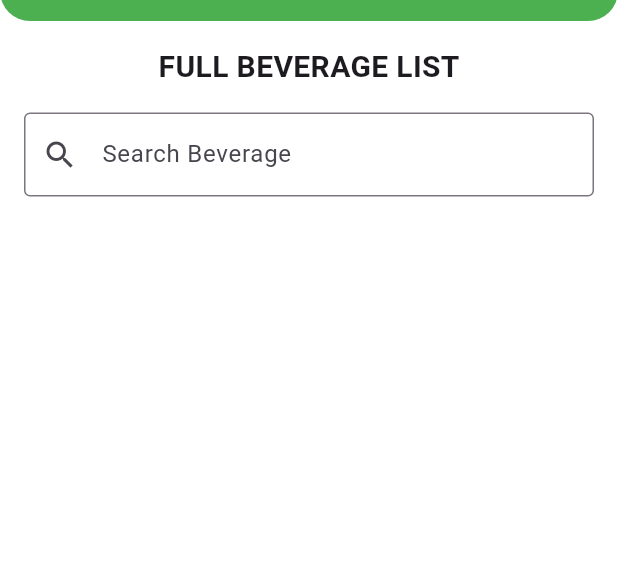
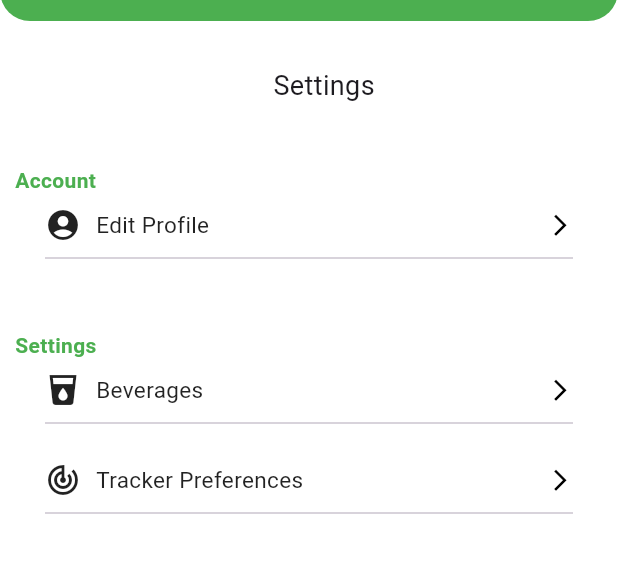
Before and after one commit to Axedd/TrackVerse, a Flutter app: the SettingsPage screen opened directly, on a phone screen of 412 x 824 dp, the part 63-636 px from its top. Run offline on Flutter 3.47's test engine with Material 3 defaults, Android fonts, the phone set to English and light mode, and no system bars; our stand-ins replace flutter_dotenv, supabase_flutter; accounts and stored records are empty; network calls fail.

Commit message:
Added Settings For Tracking Element

```diff
--- a/lib/main.dart
+++ b/lib/main.dart
@@ -256,6 +256,7 @@ class _HomeScreenState extends State<HomeScreen> {
                 selectedBeverage: selectedBeverage,
                 selectedQuantity: selectedQuantity,
                 imageUrl: image_url,
+                isChangeAble: false
               ),
             ],
           ),
--- a/lib/pages/settings_page.dart
+++ b/lib/pages/settings_page.dart
@@ -1,8 +1,5 @@
+import 'package:app/pages/settingsPages/beverage_setting_page.dart';
 import 'package:flutter/material.dart';
-import 'package:provider/provider.dart';
-import 'package:app/api/service_db_beverage.dart';
-import 'package:app/widgets/card_widget.dart';
-
 class SettingsPage extends StatefulWidget {
   const SettingsPage({super.key});
 
@@ -11,24 +8,14 @@ class SettingsPage extends StatefulWidget {
 }
 
 class _SettingsPageState extends State<SettingsPage> {
-  late List<Map<dynamic, dynamic>> beverageList;
-  String searchQuery = '';
 
   @override
   void initState() {
     super.initState();
-    // Fetch the data from the provider
-    beverageList = Provider.of<ServiceDB>(context, listen: false).dataList;
   }
 
   @override
   Widget build(BuildContext context) {
-    // Filter the beverage list based on the search query
-    final filteredBeverageList = beverageList.where((beverage) {
-      final type = beverage['type'].toLowerCase();
-      return type.contains(searchQuery.toLowerCase());
-    }).toList();
-
     return Scaffold(
       appBar: AppBar(
         title: Text(
@@ -40,46 +27,76 @@ class _SettingsPageState extends State<SettingsPage> {
           borderRadius: BorderRadius.vertical(bottom: Radius.circular(20)),
         ),
       ),
-      body: Column(
-        children: [
-          Padding(
-            padding: const EdgeInsets.all(16.0),
-            child: Text(
-              "FULL BEVERAGE LIST",
-              style: TextStyle(fontSize: 20, fontWeight: FontWeight.bold),
+      body: Container(
+        padding: const EdgeInsets.all(10),
+        child: ListView(
+          children: [
+            SizedBox(
+              height: 20,
             ),
-          ),
-          Padding(
-            padding: const EdgeInsets.symmetric(horizontal: 16.0),
-            child: TextFormField(
-              decoration: InputDecoration(
-                labelText: 'Search Beverage',
-                border: OutlineInputBorder(),
-                prefixIcon: Icon(Icons.search),
-              ),
-              onChanged: (value) {
-                setState(() {
-                  searchQuery = value;
-                });
-              },
+            Row(
+              mainAxisAlignment: MainAxisAlignment.center,
+              children: [
+                SizedBox(
+                  width: 20,
+                ),
+                Text(
+                  "Settings",
+                  style: TextStyle(fontSize: 18),
+                ),
+              ],
             ),
-          ),
-          SizedBox(height: 16), // Space between the search field and the list
-          Expanded(
-            child: ListView.builder(
-              itemCount: filteredBeverageList.length,
-              itemBuilder: (context, index) {
-                final beverage = filteredBeverageList[index];
-                return BeverageCard(
-                  selectedBeverage: beverage['type'],
-                  selectedQuantity: beverage['quantity'],
-                  imageUrl: beverage['image_url'] ?? '',
-                );
-              },
+            SizedBox(
+              height: 40,
             ),
-          ),
-        ],
+            Text("Account", style: TextStyle(color: Colors.green, fontWeight: FontWeight.w600),),
+            buildAccountOption(context, "Edit Profile", Icon(Icons.account_circle_rounded), BeverageSettingPage()),
+            SizedBox(height: 30,),
+            Text("Settings", style: TextStyle(color: Colors.green, fontWeight: FontWeight.w600),),
+            buildAccountOption(context, "Beverages", Icon(Icons.local_drink), BeverageSettingPage()),
+            buildAccountOption(context, "Tracker Preferences", Icon(Icons.track_changes), BeverageSettingPage())
+          ],
+        ),
       ),
     );
   }
 }
+
+GestureDetector buildAccountOption(
+    BuildContext context, String title, Icon icon, Widget targetPage) {
+  return GestureDetector(
+    onTap: () => {
+      Navigator.push(context, MaterialPageRoute(builder: (context) => targetPage))
+    },
+    child: Padding(
+      padding: EdgeInsets.symmetric(vertical: 8, horizontal: 20),
+      child: Column(children: [
+        Row(
+        mainAxisAlignment: MainAxisAlignment.spaceBetween,
+        children: [
+          Row(
+            children: [
+              icon,
+              SizedBox(width: 10,),
+              Text(
+                title,
+                style: TextStyle(
+                  fontSize: 15,
+                  fontWeight: FontWeight.w400,
+                  color: Colors.black87,
+                ),
+              ),
+            ],
+          ),
+          Icon(
+            Icons.arrow_forward_ios,
+            color: Colors.black,
+            size: 17,
+          ),
+        ],
+      ),
+      Divider(height: 20, thickness: 1,)
+      ],)
+    ),
+  );
+}
```
Also changed, not shown: lib/pages/settingsPages/beverage_setting_page.dart (added, +226 -0 lines), lib/widgets/card_widget.dart (+17 -12 lines).
